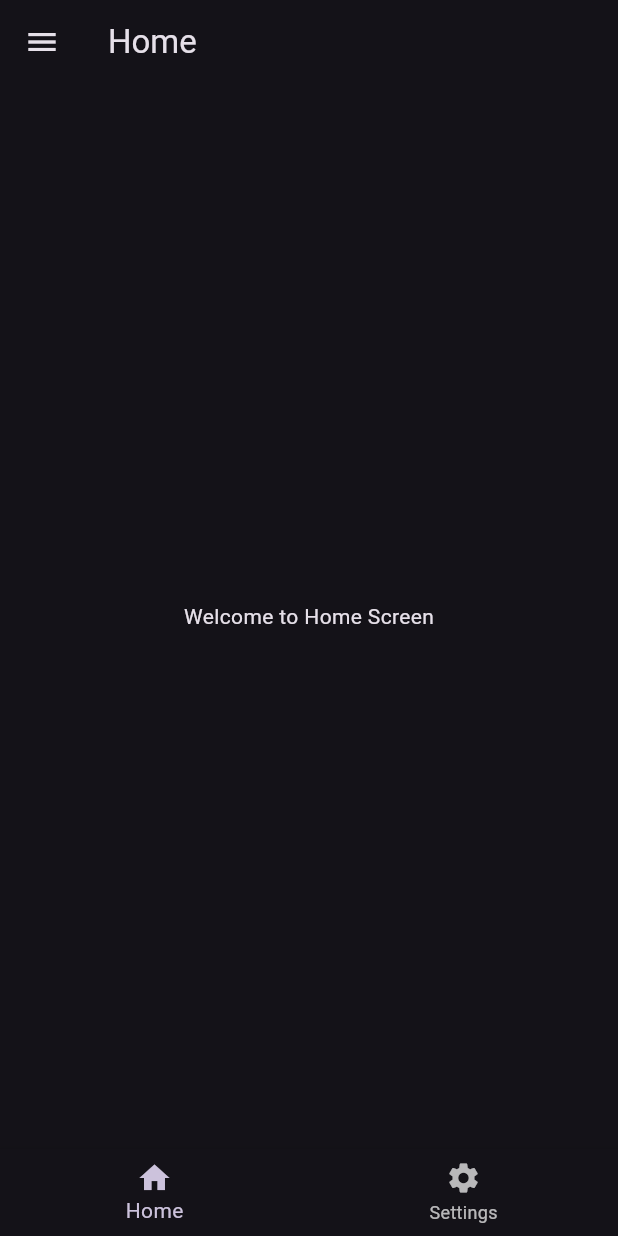
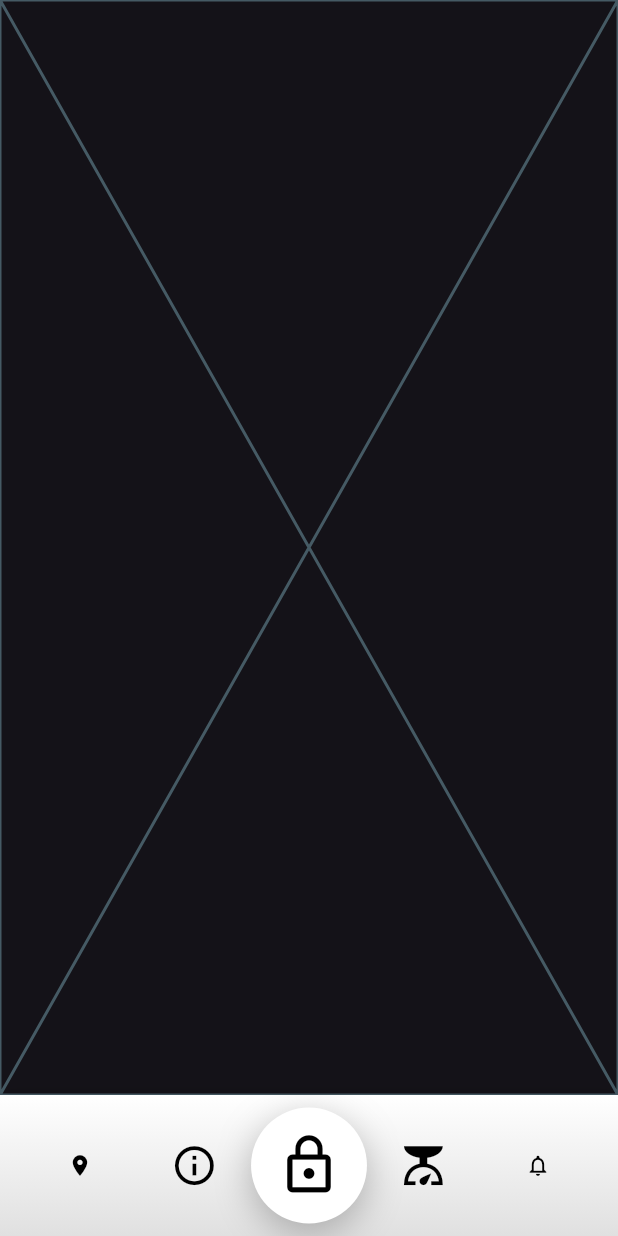
Before and after one commit to SubhankarCodeGeek/flutter-run, a Flutter app: the screen it shows after launch, on a phone screen of 412 x 824 dp. Run offline on Flutter 3.47's test engine with Material 3 defaults, Android fonts, the phone set to English and light mode, and no system bars; our stand-ins replace cloud_firestore, equatable, flutter_bloc, flutter_blue_plus, get_it, go_router and 2 more; missing offline and left inert: wifi_scan; accounts and stored records are empty.

Commit message:
~ customNavigation bar with feature_toggle_service.dart is implemented.

```diff
--- /dev/null
+++ b/lib/features/custom_nav_1/pages/info_screen.dart
@@ -0,0 +1,10 @@
+import 'package:flutter/cupertino.dart';
+
+class InfoScreen extends StatelessWidget {
+  const InfoScreen({super.key});
+
+  @override
+  Widget build(BuildContext context) {
+    return const Placeholder();
+  }
+}
--- /dev/null
+++ b/lib/features/custom_nav_1/pages/location_screen.dart
@@ -0,0 +1,10 @@
+import 'package:flutter/cupertino.dart';
+
+class LocationScreen extends StatelessWidget {
+  const LocationScreen({super.key});
+
+  @override
+  Widget build(BuildContext context) {
+    return const Placeholder();
+  }
+}
--- /dev/null
+++ b/lib/features/custom_nav_1/pages/lock_screen.dart
@@ -0,0 +1,10 @@
+import 'package:flutter/cupertino.dart';
+
+class LockScreen extends StatelessWidget {
+  const LockScreen({super.key});
+
+  @override
+  Widget build(BuildContext context) {
+    return const Placeholder();
+  }
+}
--- /dev/null
+++ b/lib/features/custom_nav_1/pages/notification_screen.dart
@@ -0,0 +1,10 @@
+import 'package:flutter/cupertino.dart';
+
+class NotificationScreen extends StatelessWidget {
+  const NotificationScreen({super.key});
+
+  @override
+  Widget build(BuildContext context) {
+    return const Placeholder();
+  }
+}
--- /dev/null
+++ b/lib/features/custom_nav_1/pages/weight_screen.dart
@@ -0,0 +1,10 @@
+import 'package:flutter/material.dart';
+
+class WeightScreen extends StatelessWidget {
+  const WeightScreen({super.key});
+
+  @override
+  Widget build(BuildContext context) {
+    return const Placeholder();
+  }
+}
--- /dev/null
+++ b/lib/features/custom_nav_1/widgets.dart
@@ -0,0 +1,64 @@
+
+import 'package:fultter_run/features/custom_nav_1/pages/info_screen.dart';
+import 'package:fultter_run/features/custom_nav_1/pages/location_screen.dart';
+import 'package:fultter_run/features/custom_nav_1/pages/lock_screen.dart';
+import 'package:fultter_run/features/custom_nav_1/pages/notification_screen.dart';
+import 'package:fultter_run/features/custom_nav_1/pages/weight_screen.dart';
+import 'package:go_router/go_router.dart';
+
+import '../../main.dart';
+
+class NavigationService {
+  static final GoRouter router = GoRouter(
+    initialLocation: '/lock', // or any default tab
+    routes: [
+      StatefulShellRoute.indexedStack(
+        builder: (context, state, child) {
+          return MainScreen(child: child);
+        },
+        branches: [
+          StatefulShellBranch(
+            routes: [
+              GoRoute(
+                path: '/location',
+                builder: (context, state) => const LocationScreen(),
+              ),
+            ],
+          ),
+          StatefulShellBranch(
+            routes: [
+              GoRoute(
+                path: '/info',
+                builder: (context, state) => const InfoScreen(),
+              ),
+            ],
+          ),
+          StatefulShellBranch(
+            routes: [
+              GoRoute(
+                path: '/lock',
+                builder: (context, state) => const LockScreen(),
+              ),
+            ],
+          ),
+          StatefulShellBranch(
+            routes: [
+              GoRoute(
+                path: '/scale',
+                builder: (context, state) => const WeightScreen(),
+              ),
+            ],
+          ),
+          StatefulShellBranch(
+            routes: [
+              GoRoute(
+                path: '/notifications',
+                builder: (context, state) => const NotificationScreen(),
+              ),
+            ],
+          ),
+        ],
+      ),
+    ],
+  );
+}
--- /dev/null
+++ b/lib/features/home/presentation/widgets.dart
@@ -0,0 +1,136 @@
+import 'package:flutter/material.dart';
+import 'package:go_router/go_router.dart';
+
+class CustomNavBarItem {
+  final IconData icon;
+  final String label;
+
+  CustomNavBarItem({required this.icon, required this.label});
+}
+
+class CustomBottomNavBar extends StatelessWidget {
+  final int currentIndex;
+  final Function(int) onTap;
+  final List<CustomNavBarItem> items;
+
+  const CustomBottomNavBar({
+    Key? key,
+    required this.currentIndex,
+    required this.onTap,
+    required this.items,
+  }) : super(key: key);
+
+  double _getIconScale(int index) {
+    int diff = (currentIndex - index).abs();
+    if (diff == 0) return 1.4;
+    if (diff == 1) return 1.2;
+    if (diff == 2) return 0.8;
+    return 0.8;
+  }
+
+  double _getBackgroundScale(int index) {
+    int diff = (currentIndex - index).abs();
+    if (diff == 0) return 1.2;
+    if (diff == 1) return 1.0;
+    if (diff == 2) return 0.8;
+    return 0.6;
+  }
+
+  @override
+  Widget build(BuildContext context) {
+    return GestureDetector(
+      onHorizontalDragEnd: (details) {
+        if (details.primaryVelocity == null) return;
+        final velocity = details.primaryVelocity!;
+        if (velocity < -200 && currentIndex < items.length - 1) {
+          onTap(currentIndex + 1);
+        } else if (velocity > 200 && currentIndex > 0) {
+          onTap(currentIndex - 1);
+        }
+      },
+      child: Container(
+        padding: const EdgeInsets.symmetric(vertical: 24),
+        decoration: BoxDecoration(
+          gradient: LinearGradient(
+            colors: [Colors.white, Colors.grey.shade300],
+            begin: Alignment.topCenter,
+            end: Alignment.bottomCenter,
+          ),
+          boxShadow: const [
+            BoxShadow(
+              color: Colors.black12,
+              blurRadius: 8,
+            )
+          ],
+        ),
+        child: Row(
+          mainAxisAlignment: MainAxisAlignment.spaceEvenly,
+          children: List.generate(items.length, (index) {
+            double iconScale = _getIconScale(index);
+            double bgScale = _getBackgroundScale(index);
+            bool isSelected = currentIndex == index;
+            return GestureDetector(
+              onTap: () => onTap(index),
+              child: TweenAnimationBuilder<double>(
+                tween: Tween<double>(begin: 1.0, end: iconScale),
+                duration: const Duration(milliseconds: 400),
+                curve: Curves.easeOutExpo,
+                builder: (context, iconValue, child) {
+                  return Transform.scale(
+                    scale: iconValue,
+                    child: TweenAnimationBuilder<double>(
+                      tween: Tween<double>(begin: 1.0, end: bgScale),
+                      duration: const Duration(milliseconds: 400),
+                      curve: Curves.easeInOutCubic,
+                      builder: (context, bgValue, child) => Transform.scale(
+                        scale: bgValue,
+                        child: AnimatedContainer(
+                          duration: const Duration(milliseconds: 400),
+                          curve: Curves.easeInOutCubic,
+                          padding: const EdgeInsets.all(10),
+                          decoration: BoxDecoration(
+                            shape: BoxShape.circle,
+                            color: isSelected ? Colors.white : Colors.transparent,
+                            boxShadow: isSelected
+                                ? [
+                              const BoxShadow(
+                                color: Colors.black26,
+                                blurRadius: 12,
+                                offset: Offset(0, 4),
+                              )
+                            ]
+                                : [],
+                          ),
+                          child: Icon(
+                            items[index].icon,
+                            size: 26,
+                            color: Colors.black,
+                          ),
+                        ),
+                      ),
+                    ),
+                  );
+                },
+              ),
+            );
+          }),
+        ),
+      ),
+    );
+  }
+}
+
+extension NavigationServiceExtension on BuildContext {
+  int get currentTabIndex {
+    final location = GoRouter.of(this).location;
+    final paths = ['/location', '/info', '/lock', '/scale', '/notifications'];
+    return paths.indexWhere((path) => location.startsWith(path)).clamp(0, paths.length - 1);
+  }
+
+  void goToTab(int index) {
+    final paths = ['/location', '/info', '/lock', '/scale', '/notifications'];
+    if (index >= 0 && index < paths.length) {
+      GoRouter.of(this).go(paths[index]);
+    }
+  }
+}
--- a/lib/main.dart
+++ b/lib/main.dart
@@ -4,10 +4,12 @@ import 'package:fultter_run/features/wifi_provisioning/presentation/bloc/wifi_bl
 import 'package:fultter_run/services/feature_toggle_service.dart';
 import 'package:fultter_run/services/local_service.dart';
 import 'package:fultter_run/services/localization_service.dart';
-import 'package:fultter_run/services/navigation_services.dart';
+import 'package:fultter_run/services/navigation_services.dart' as main_nav;
 
 import 'core/config/config.dart';
 import 'features/bluetooth_connection/presentation/bloc/bluetooth_bloc.dart';
+import 'features/custom_nav_1/widgets.dart' as feature_nav;
+import 'features/home/presentation/widgets.dart';
 
 void main() async {
   WidgetsFlutterBinding.ensureInitialized();
@@ -31,14 +33,20 @@ class MyApp extends StatelessWidget {
       ],
       child: BlocBuilder<LocaleService, Locale>(
         builder: (context, locale) {
+          return BlocBuilder<FeatureToggleService, Map<String, bool>>(
+              builder: (context, feature) {
+            final isNewNavEnabled = feature['new_nav_enabled'] ?? false;
             return MaterialApp.router(
               title: config.appName,
               theme: config.themeData,
               locale: locale,
               supportedLocales: LocalizationService.supportedLocales,
               localizationsDelegates: LocalizationService.delegates,
-            routerConfig: NavigationService.router,
+              routerConfig: !isNewNavEnabled
+                  ? main_nav.NavigationService.router
+                  : feature_nav.NavigationService.router,
             );
+          });
         },
       ),
     );
@@ -53,20 +61,53 @@ class MainScreen extends StatelessWidget {
 
   @override
   Widget build(BuildContext context) {
+    final featureToggle = context.watch<FeatureToggleService>();
+    final isNewNavEnabled = featureToggle.isFeatureEnabled("new_nav_enabled");
+
     return Scaffold(
-      drawer: NavigationServiceExtension.buildDrawer(context),
-      body: child,
-      bottomNavigationBar: BottomNavigationBar(
-        currentIndex: NavigationServiceExtension.getCurrentIndex(context),
+      drawer: main_nav.NavigationServiceExtension.buildDrawer(context),
+      body: GestureDetector(
+        onHorizontalDragEnd: isNewNavEnabled
+            ? (details) {
+                final velocity = details.primaryVelocity ?? 0;
+                final currentIndex = context.currentTabIndex;
+                final newIndex = velocity < 0
+                    ? currentIndex + 1
+                    : velocity > 0
+                        ? currentIndex - 1
+                        : currentIndex;
+                context.goToTab(newIndex);
+              }
+            : null,
+        child: child,
+      ),
+      bottomNavigationBar: isNewNavEnabled
+          ? CustomBottomNavBar(
+              currentIndex: context.currentTabIndex,
+              onTap: context.goToTab,
+              items: [
+                CustomNavBarItem(icon: Icons.location_on, label: 'Location'),
+                CustomNavBarItem(icon: Icons.info_outline, label: 'Info'),
+                CustomNavBarItem(icon: Icons.lock_outline, label: 'Lock'),
+                CustomNavBarItem(icon: Icons.scale, label: 'Scale'),
+                CustomNavBarItem(
+                    icon: Icons.notifications_none, label: 'Alerts'),
+              ],
+            )
+          : BottomNavigationBar(
+              currentIndex:
+                  main_nav.NavigationServiceExtension.getCurrentIndex(context),
               onTap: (index) =>
-            NavigationServiceExtension.onTabSelected(context, index),
+                  main_nav.NavigationServiceExtension.onTabSelected(
+                      context, index),
               items: [
                 BottomNavigationBarItem(
-              icon: const Icon(Icons.home),
+                    icon: Icon(Icons.home),
                     label: context.watch<LocaleService>().translate("home")),
                 BottomNavigationBarItem(
-              icon: const Icon(Icons.settings),
-              label: context.watch<LocaleService>().translate("settings")),
+                    icon: Icon(Icons.settings),
+                    label:
+                        context.watch<LocaleService>().translate("settings")),
               ],
             ),
     );
--- a/lib/services/feature_toggle_service.dart
+++ b/lib/services/feature_toggle_service.dart
@@ -2,8 +2,9 @@
 import 'package:flutter_bloc/flutter_bloc.dart';
 
 class FeatureToggleService extends Cubit<Map<String, bool>> {
-  FeatureToggleService() : super({});
+  FeatureToggleService() : super({"new_nav_enabled": true});
 
   void updateFeatures(Map<String, bool> features) => emit(features);
+
   bool isFeatureEnabled(String featureKey) => state[featureKey] ?? false;
 }
```
Lines whose indentation alone changed are shown as unchanged.
